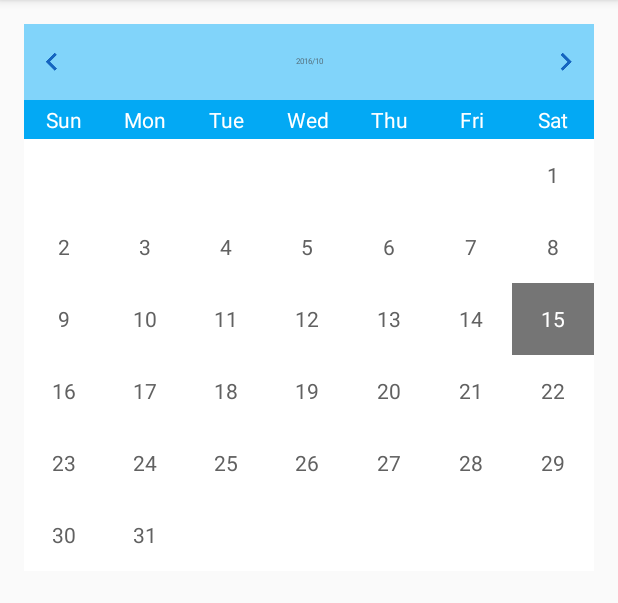
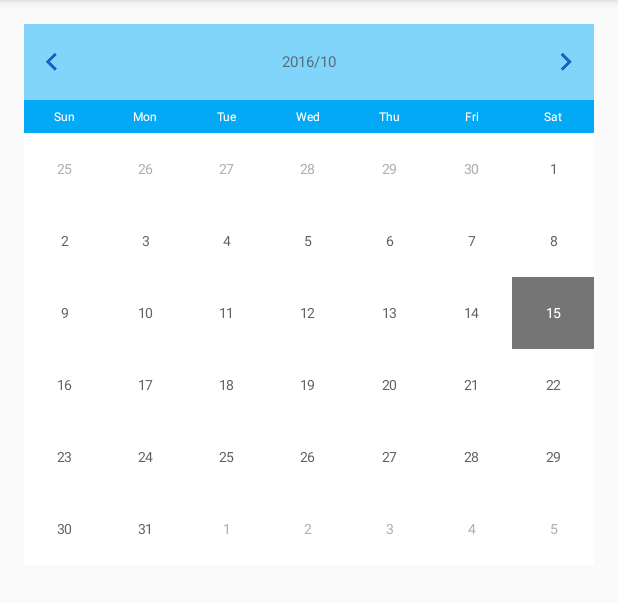
Before and after one commit to RentMarket/MultiSelectableCalendar, an Android app: the screen it shows after launch (MainActivity), on a phone screen of 412 x 824 dp, the part 84-687 px from its top. Run offline under Robolectric (Android 15) with nearby library versions, the phone set to English and light mode, and no system bars.

Commit message:
Update gradle version and add other month days and fix text size

```diff
--- a/build.gradle
+++ b/build.gradle
@@ -5,9 +5,9 @@ buildscript {
         jcenter()
     }
     dependencies {
-        classpath 'com.android.tools.build:gradle:2.1.2'
+        classpath 'com.android.tools.build:gradle:2.2.0'
         classpath 'com.jfrog.bintray.gradle:gradle-bintray-plugin:1.7'
-        classpath 'com.github.dcendents:android-maven-gradle-plugin:1.3'
+        classpath 'com.github.dcendents:android-maven-gradle-plugin:1.4.1'
 
         // NOTE: Do not place your application dependencies here; they belong
         // in the individual module build.gradle files
--- a/multiselectablecalendar/src/main/java/dokup/xyz/multiselectablecalendar/ui/MultiSelectableCalenderView.java
+++ b/multiselectablecalendar/src/main/java/dokup/xyz/multiselectablecalendar/ui/MultiSelectableCalenderView.java
@@ -71,6 +71,7 @@ public class MultiSelectableCalenderView extends LinearLayout {
     private int mAvailableDayTextColor;
     private int mUnavailableDayTextColor;
     private int mUnavailableDayBackgroundColor;
+    private int mOtherMonthDayTextColor;
     private int mChevronColor;
 
     private ScheduleMode mMode = ScheduleMode.SINGLE;
@@ -95,6 +96,7 @@ public class MultiSelectableCalenderView extends LinearLayout {
         mAvailableDayTextColor = ContextCompat.getColor(mContext, R.color.white);
         mUnavailableDayBackgroundColor = ContextCompat.getColor(mContext, R.color.unavailable_day_background);
         mUnavailableDayTextColor = ContextCompat.getColor(mContext, R.color.text_color);
+        mOtherMonthDayTextColor = ContextCompat.getColor(mContext, R.color.grey);
         mChevronColor = ContextCompat.getColor(mContext, R.color.text_color);
         createViews();
     }
@@ -157,6 +159,7 @@ public class MultiSelectableCalenderView extends LinearLayout {
         mAvailableDayTextColor = typedArray.getColor(R.styleable.MultiSelectableCalenderView_availableDayTextColor, ContextCompat.getColor(mContext, R.color.white));
         mUnavailableDayBackgroundColor = typedArray.getColor(R.styleable.MultiSelectableCalenderView_unavailableDayBackgroundColor, ContextCompat.getColor(mContext, R.color.unavailable_day_background));
         mUnavailableDayTextColor = typedArray.getColor(R.styleable.MultiSelectableCalenderView_unavailableDayTextColor, ContextCompat.getColor(mContext, R.color.text_color));
+        mOtherMonthDayTextColor = typedArray.getColor(R.styleable.MultiSelectableCalenderView_otherMonthDayTextColor, ContextCompat.getColor(mContext, R.color.grey));
         mChevronColor = typedArray.getColor(R.styleable.MultiSelectableCalenderView_chevronColor, ContextCompat.getColor(mContext, R.color.text_color));
         typedArray.recycle();
     }
@@ -191,7 +194,7 @@ public class MultiSelectableCalenderView extends LinearLayout {
 
         mMonthText = new TextView(mContext);
         mMonthText.setGravity(Gravity.CENTER_HORIZONTAL);
-        mMonthText.setTextSize((int) scaleDensity * 5);
+        mMonthText.setTextSize((int) scaleDensity * 10);
         LayoutParams layoutParams = new LayoutParams(LayoutParams.WRAP_CONTENT, LayoutParams.WRAP_CONTENT);
         layoutParams.weight = 1;
         mMonthLayout.addView(mMonthText, layoutParams);
@@ -222,7 +225,8 @@ public class MultiSelectableCalenderView extends LinearLayout {
         for(int i=0; i<COLUMN_SIZE; i++) {
             TextView weekText = new TextView(mContext);
             weekText.setGravity(Gravity.CENTER);
-            weekText.setPadding(0, (int) scaleDensity * 5, 0, (int) scaleDensity * 5);
+            weekText.setTextSize((int) scaleDensity * 8);
+            weekText.setPadding(0, (int) scaleDensity * 8, 0, (int) scaleDensity * 8);
             LayoutParams layoutParams = new LayoutParams(0, LayoutParams.WRAP_CONTENT);
             layoutParams.weight = 1;
             weekText.setBackgroundColor(ContextCompat.getColor(mContext, R.color.white));
@@ -251,6 +255,7 @@ public class MultiSelectableCalenderView extends LinearLayout {
             for(int j=0; j<COLUMN_SIZE; j++) {
                 TextView dayText = new TextView(mContext);
                 dayText.setGravity(Gravity.CENTER);
+                dayText.setTextSize((int) scaleDensity * 9);
                 int padding = (int)(scaleDensity * 2);
                 dayText.setPadding(padding, padding, padding, padding);
                 LayoutParams layoutParams = new LayoutParams(0, (int)(scaleDensity * 48));
@@ -309,6 +314,8 @@ public class MultiSelectableCalenderView extends LinearLayout {
         int skipCount = getSkipCount(assignedCalendar);
         int lastDay = assignedCalendar.getActualMaximum(Calendar.DATE);
         int dayCount = 1;
+        int previousMonthDayCount = getAssignedCalendar(year, month - 1).getActualMaximum(Calendar.DATE);
+        int nextMonthDayCount = getAssignedCalendar(year, month + 1).getActualMinimum(Calendar.DATE);
 
         for(int i=0; i<ROW_SIZE; i++) {
             LinearLayout weekLayout = mWeekLayoutList.get(i);
@@ -316,17 +323,20 @@ public class MultiSelectableCalenderView extends LinearLayout {
                 TextView dayText = (TextView) weekLayout.getChildAt(j);
 
                 if(i==0 && skipCount > 0) {
-                    dayText.setText(" ");
+                    dayText.setText(String.valueOf(previousMonthDayCount - skipCount + 1));
                     dayText.setOnClickListener(null);
                     skipCount--;
                     dayText.setBackgroundColor(mDayBackgroundColor);
+                    dayText.setTextColor(mOtherMonthDayTextColor);
                     continue;
                 }
 
                 if(lastDay < dayCount) {
-                    dayText.setText(" ");
+                    dayText.setText(String.valueOf(nextMonthDayCount));
+                    nextMonthDayCount++;
                     dayText.setOnClickListener(null);
                     dayText.setBackgroundColor(mDayBackgroundColor);
+                    dayText.setTextColor(mOtherMonthDayTextColor);
                     continue;
                 }
 
--- a/multiselectablecalendar/src/main/res/values/attrs.xml
+++ b/multiselectablecalendar/src/main/res/values/attrs.xml
@@ -11,6 +11,7 @@
         <attr name="availableDayTextColor" format="color" />
         <attr name="unavailableDayBackgroundColor" format="color" />
         <attr name="unavailableDayTextColor" format="color" />
+        <attr name="otherMonthDayTextColor" format="color" />
         <attr name="chevronColor" format="color" />
     </declare-styleable>
 </resources>
--- a/multiselectablecalendar/src/main/res/values/colors.xml
+++ b/multiselectablecalendar/src/main/res/values/colors.xml
@@ -7,4 +7,5 @@
 
     <color name="black">#000000</color>
     <color name="white">#FFFFFF</color>
+    <color name="grey">#B0B0B0</color>
 </resources>
```
Also changed, not shown: gradle/wrapper/gradle-wrapper.properties.
